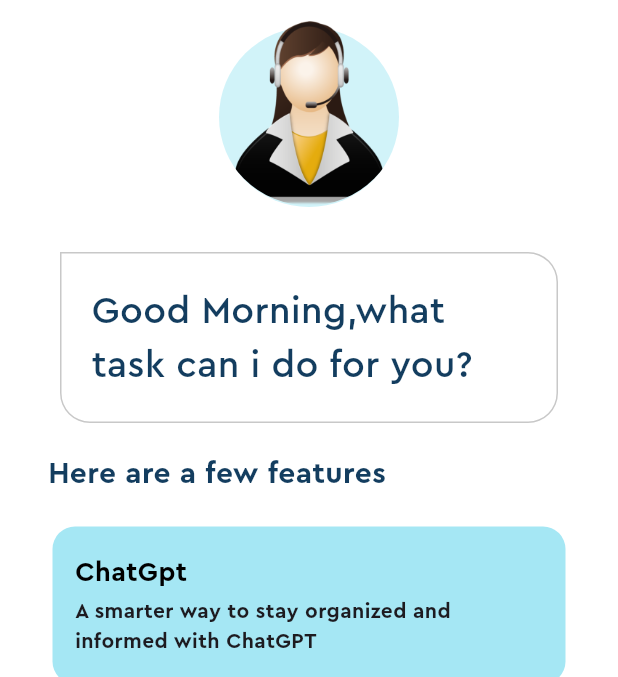
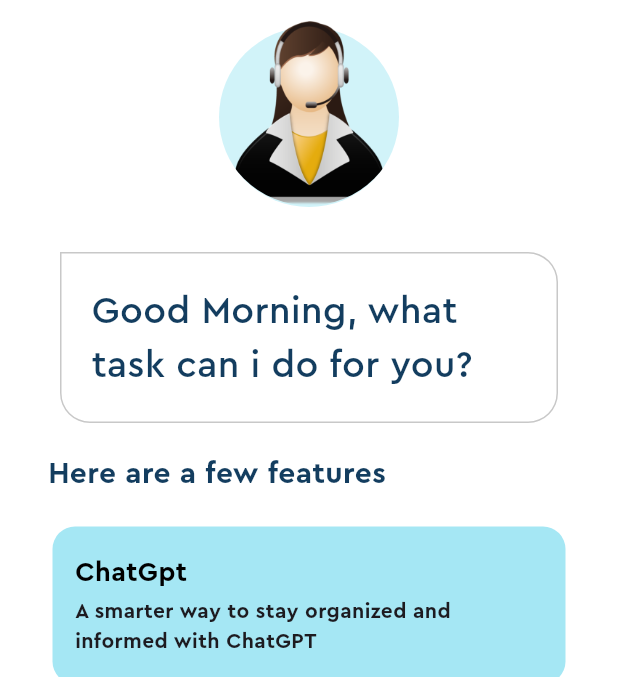
Before and after one commit to adityarawat45/Virtual_Chat_Assistant, a Flutter app: the screen it shows after launch, after a tap on the "mic" icon, on a phone screen of 412 x 824 dp, the part 63-740 px from its top. Run offline on Flutter 3.47's test engine with Material 3 defaults, Android fonts, the phone set to English and light mode, and no system bars; our stand-ins replace flutter_tts, speech_to_text, velocity_x.

Commit message:
Commiting the final project

```diff
--- a/lib/home_page.dart
+++ b/lib/home_page.dart
@@ -5,6 +5,7 @@ import 'package:flutter/material.dart';
 import 'package:speech_to_text/speech_recognition_result.dart';
 import 'package:speech_to_text/speech_to_text.dart';
 import 'package:velocity_x/velocity_x.dart';
+import 'package:flutter_tts/flutter_tts.dart';
 
 class HomePage extends StatefulWidget {
   const HomePage({super.key});
@@ -17,10 +18,19 @@ class _HomePageState extends State<HomePage> {
   final speechToText = SpeechToText();
   String lastWords = '';
   final OpenAIService service = OpenAIService();
+  final FlutterTts flutterTts = FlutterTts();
+  String? generatedContent;
+  String? generatedImageurl;
   @override
   void initState() {
     super.initState();
     initSpeechToText();
+    initTextToSpeech();
+  }
+
+  Future<void> initTextToSpeech() async {
+    await flutterTts.setSharedInstance(true);
+    setState(() {});
   }
 
   Future<void> initSpeechToText() async {
@@ -51,10 +61,15 @@ class _HomePageState extends State<HomePage> {
     });
   }
 
+  Future<void> systemSpeak(String content) async {
+    await flutterTts.speak(content);
+  }
+
   @override
   void dispose() {
     super.dispose();
     speechToText.stop();
+    flutterTts.stop();
   }
 
   @override
@@ -93,7 +108,9 @@ class _HomePageState extends State<HomePage> {
               ],
             ),
             //Chat bubbles
-            Container(
+            Visibility(
+              visible: generatedImageurl == null ,
+              child: Container(
                 padding: const EdgeInsets.symmetric(
                   horizontal: 20,
                   vertical: 10,
@@ -105,16 +122,22 @@ class _HomePageState extends State<HomePage> {
                     border: Border.all(color: Pallete.borderColor),
                     borderRadius:
                         BorderRadius.circular(20).copyWith(topLeft: Radius.zero)),
-              child: "Good Morning,what task can i do for you?"
-                  .text
-                  .fontFamily('Cera Pro')
+                child: generatedContent == null ? "Good Morning, what task can i do for you?".text.fontFamily('Cera Pro')
                     .color(Pallete.mainFontColor)
                     .size(25)
                     .make()
+                    .pSymmetric(v: 10) : generatedContent!.text.fontFamily('Cera Pro')
+                    .color(Pallete.mainFontColor)
+                    .size(18)
+                    .make()
                     .pSymmetric(v: 10),
               ),
+            ),
+            if(generatedImageurl != null) ClipRRect(borderRadius : BorderRadius.circular(20),child : Image.network(generatedImageurl!).p(15)),
             //suggestions list
-            Container(
+            Visibility(
+              visible: generatedContent == null && generatedImageurl == null ? true : false,
+              child: Container(
                 alignment: Alignment.centerLeft,
                 margin: const EdgeInsets.only(top: 10, left: 22),
                 child: "Here are a few features"
@@ -126,8 +149,11 @@ class _HomePageState extends State<HomePage> {
                     .bold
                     .make(),
               ).p(10),
+            ),
             //features list
-            const Column(
+            Visibility(
+              visible: generatedContent == null && generatedImageurl == null ? true : false,
+              child: const Column(
                 children: [
                   Featurebox(
                     color: Pallete.firstSuggestionBoxColor,
@@ -147,6 +173,7 @@ class _HomePageState extends State<HomePage> {
                       description:
                           'Get the best of both worlds with a smart AI voice assitant')
                 ],
+              ),
             )
           ],
         ),
@@ -157,7 +184,17 @@ class _HomePageState extends State<HomePage> {
           if (await speechToText.hasPermission && speechToText.isNotListening) {
             await startListening();
           } else if (speechToText.isListening) {
-            await service.isArtPrompt(lastWords);
+            final speech = await service.isArtPromptAPI(lastWords);
+            if (speech.contains('https')) {
+              generatedImageurl = speech;
+              generatedContent = null;
+              setState(() {});
+            } else {
+              generatedImageurl = null;
+              generatedContent = speech;
+               await systemSpeak(speech);
+              setState(() {});
+            }
             await stopListening();
           } else {
             initSpeechToText();
--- a/lib/secrets.dart
+++ b/lib/secrets.dart
@@ -1 +1 @@
-const openAPIkey = "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";
+const openAIAPIKey = "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";
```
Also changed, not shown: lib/openai_service.dart (+37 -20 lines), pubspec.yaml (+3 -4 lines), pubspec.lock, 3 other files. Lines whose indentation alone changed are shown as unchanged.
